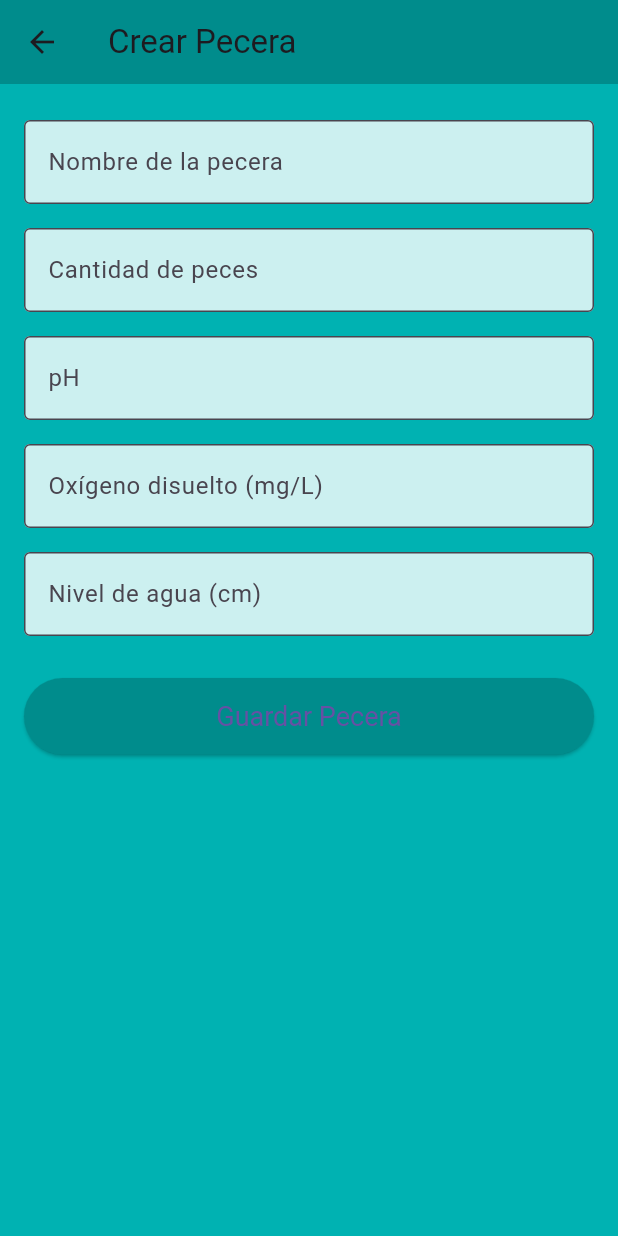
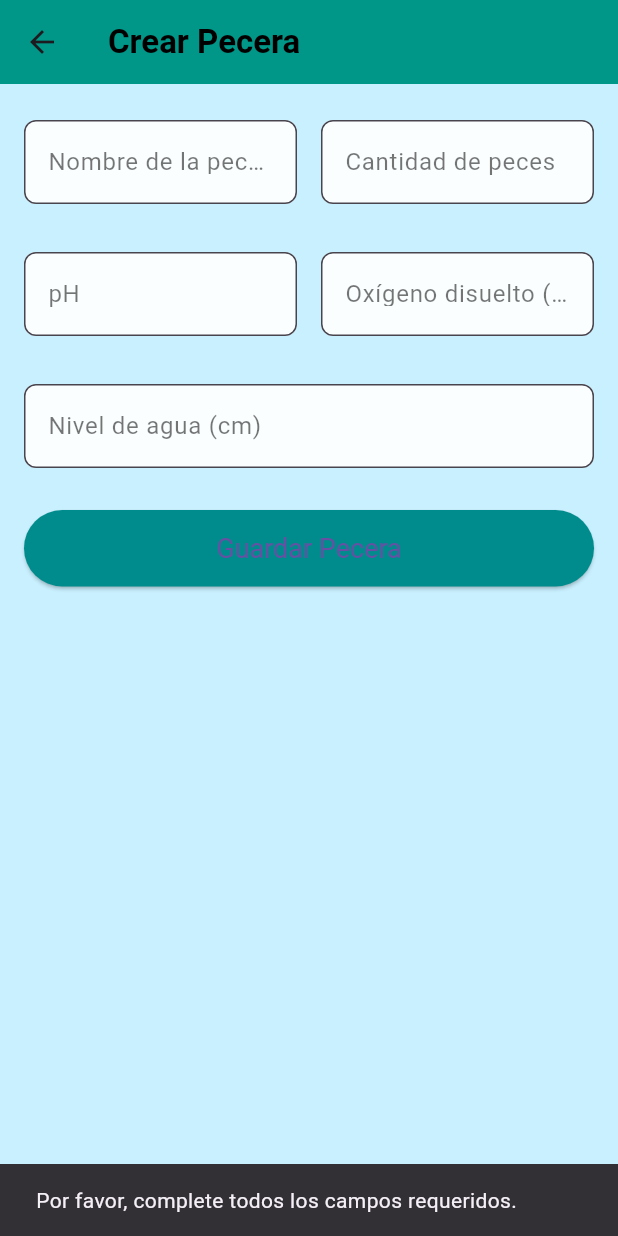
Before and after one commit to Fasaid1/pecera, a Flutter app: the CrearPeceraScreen screen opened directly, after a tap on "Guardar Pecera", on a phone screen of 412 x 824 dp. Run offline on Flutter 3.47's test engine with Material 3 defaults, Android fonts, the phone set to English and light mode, and no system bars; our stand-ins replace flutter_datetime_picker_plus, open_file; missing offline and left inert: excel; network calls fail.

Commit message:
mejorando la app

```diff
--- a/flutter_application_1/lib/models/peceraModel.dart
+++ b/flutter_application_1/lib/models/peceraModel.dart
@@ -1,5 +1,5 @@
 class Pecera {
-  final int id;
+  final int? id;
   final String nombrePecera;
   final int cantidadPeces;
   final double cantidadPh;
@@ -10,7 +10,7 @@ class Pecera {
   final bool esDestacada;
 
   Pecera(
-      {required this.id,
+      {this.id,
       required this.nombrePecera,
       required this.cantidadPeces,
       required this.cantidadPh,
--- a/flutter_application_1/lib/screens/crear_pecera_screen.dart
+++ b/flutter_application_1/lib/screens/crear_pecera_screen.dart
@@ -1,4 +1,7 @@
 import 'package:flutter/material.dart';
+
+import '../models/peceraModel.dart';
+import '../services/peceraService.dart';
 
 class CrearPeceraScreen extends StatefulWidget {
   const CrearPeceraScreen({super.key});
@@ -8,8 +11,10 @@ class CrearPeceraScreen extends StatefulWidget {
 }
 
 class _CrearPeceraScreenState extends State<CrearPeceraScreen> {
+  final PeceraService _peceraService = PeceraService();
   final TextEditingController _nombreController = TextEditingController();
-  final TextEditingController _cantidadPecesController = TextEditingController();
+  final TextEditingController _cantidadPecesController =
+      TextEditingController();
   final TextEditingController _phController = TextEditingController();
   final TextEditingController _oxigenoController = TextEditingController();
   final TextEditingController _nivelAguaController = TextEditingController();
@@ -27,45 +32,150 @@ class _CrearPeceraScreenState extends State<CrearPeceraScreen> {
   @override
   Widget build(BuildContext context) {
     return Scaffold(
-      backgroundColor: const Color(0xFF00B2B2), // Fondo amigable con la temática
+      backgroundColor: const Color(0xFFC9F0FF),
       appBar: AppBar(
-        title: const Text('Crear Pecera'),
-        backgroundColor: const Color(0xFF008C8C),
+        title: const Text(
+          'Crear Pecera',
+          style: TextStyle(color: Colors.black, fontWeight: FontWeight.bold),
+        ),
+        backgroundColor: const Color(0xFF009788),
       ),
       body: Padding(
         padding: const EdgeInsets.all(16.0),
         child: ListView(
           children: [
-            // Campo para el nombre de la pecera
-            _buildTextField(_nombreController, 'Nombre de la pecera', 'Ingrese el nombre de la pecera'),
-            // Campo para la cantidad de peces
-            _buildTextField(_cantidadPecesController, 'Cantidad de peces', 'Ingrese la cantidad de peces'),
-            // Campo para el pH
-            _buildTextField(_phController, 'pH', 'Ingrese el pH de la pecera'),
-            // Campo para el oxígeno disuelto
-            _buildTextField(_oxigenoController, 'Oxígeno disuelto (mg/L)', 'Ingrese el nivel de oxígeno disuelto'),
-            // Campo para el nivel de agua
-            _buildTextField(_nivelAguaController, 'Nivel de agua (cm)', 'Ingrese el nivel del agua'),
+            Row(
+              children: [
+                Expanded(
+                  child: _buildTextField(
+                    _nombreController,
+                    'Nombre de la pecera',
+                    'Ingrese el nombre',
+                  ),
+                ),
+                const SizedBox(width: 16),
+                Expanded(
+                  child: _buildTextField(
+                    _cantidadPecesController,
+                    'Cantidad de peces',
+                    'Ingrese cantidad',
+                  ),
+                ),
+              ],
+            ),
+            const SizedBox(height: 16),
+            Row(
+              children: [
+                Expanded(
+                  child: _buildTextField(
+                    _phController,
+                    'pH',
+                    'Ingrese el pH',
+                  ),
+                ),
+                const SizedBox(width: 16),
+                Expanded(
+                  child: _buildTextField(
+                    _oxigenoController,
+                    'Oxígeno disuelto (mg/L)',
+                    'Ingrese O₂ disuelto',
+                  ),
+                ),
+              ],
+            ),
+            const SizedBox(height: 16),
+            Row(
+              children: [
+                Expanded(
+                  child: _buildTextField(
+                    _nivelAguaController,
+                    'Nivel de agua (cm)',
+                    'Ingrese nivel de agua',
+                  ),
+                ),
+              ],
+            ),
             const SizedBox(height: 20),
+            ElevatedButton(
+              onPressed: () async {
+                if (_nombreController.text.isEmpty &&
+                    _cantidadPecesController.text.isEmpty &&
+                    _phController.text.isEmpty &&
+                    _oxigenoController.text.isEmpty &&
+                    _nivelAguaController.text.isEmpty) {
+                  ScaffoldMessenger.of(context).showSnackBar(
+                    const SnackBar(
+                        content: Text(
+                            'Por favor, complete todos los campos requeridos.')),
+                  );
+                  return;
+                }
 
-            // Botón para guardar los datos de la pecera
-            ElevatedButton(
-              onPressed: () {
                 String nombre = _nombreController.text;
-                String cantidadPeces = _cantidadPecesController.text;
-                String ph = _phController.text;
-                String oxigeno = _oxigenoController.text;
-                String nivelAgua = _nivelAguaController.text;
+                int? cantidadPeces =
+                    int.tryParse(_cantidadPecesController.text);
+                double? ph = double.tryParse(_phController.text);
+                double? oxigeno = double.tryParse(_oxigenoController.text);
+                double? nivelAgua = double.tryParse(_nivelAguaController.text);
+                DateTime fechaSiembraActual = DateTime.now();
 
-                // Aquí puedes agregar la lógica para guardar estos datos o realizar alguna acción
-                print("Pecera: $nombre, Cantidad de Peces: $cantidadPeces, pH: $ph, Oxígeno: $oxigeno, Nivel de Agua: $nivelAgua");
+                if (cantidadPeces == null ||
+                    ph == null ||
+                    oxigeno == null ||
+                    nivelAgua == null) {
+                  ScaffoldMessenger.of(context).showSnackBar(
+                    const SnackBar(
+                        content: Text(
+                            'Por favor, ingrese valores numéricos válidos.')),
+                  );
+                  return;
+                }
 
-                // Limpiar los campos después de guardar
-                _nombreController.clear();
-                _cantidadPecesController.clear();
-                _phController.clear();
-                _oxigenoController.clear();
-                _nivelAguaController.clear();
+                Pecera nuevaPecera = Pecera(
+                  nombrePecera: nombre,
+                  cantidadPeces: cantidadPeces,
+                  cantidadPh: ph,
+                  cantidadOxigenoDisuelto: oxigeno,
+                  nivelAgua: nivelAgua,
+                  fechaSiembra: fechaSiembraActual,
+                  estado: true,
+                  esDestacada: false,
+                );
+
+                try {
+                  showDialog(
+                      context: context,
+                      builder: (_) => CircularProgressIndicator());
+                  Pecera? peceraCreada =
+                      await _peceraService.createPecera(nuevaPecera);
+                  Navigator.pop(context);
+
+                  if (peceraCreada != null) {
+                    ScaffoldMessenger.of(context).showSnackBar(
+                      SnackBar(
+                          content: Text(
+                              'Pecera "${peceraCreada.nombrePecera}" creada exitosamente!')),
+                    );
+                    _nombreController.clear();
+                    _cantidadPecesController.clear();
+                    _phController.clear();
+                    _oxigenoController.clear();
+                    _nivelAguaController.clear();
+                    Navigator.pop(context, true);
+                  } else {
+                    ScaffoldMessenger.of(context).showSnackBar(
+                      const SnackBar(
+                          content: Text(
+                              'Error al crear la pecera. El servicio devolvió nulo.')),
+                    );
+                  }
+                } catch (e) {
+                  Navigator.pop(context);
+                  ScaffoldMessenger.of(context).showSnackBar(
+                    SnackBar(content: Text('Error: ${e.toString()}')),
+                  );
+                  print("Error al crear pecera: $e");
+                }
               },
               child: const Text('Guardar Pecera'),
               style: ElevatedButton.styleFrom(
@@ -80,20 +190,41 @@ class _CrearPeceraScreenState extends State<CrearPeceraScreen> {
     );
   }
 
-  // Widget para crear los campos de texto reutilizables
-  Widget _buildTextField(TextEditingController controller, String label, String hint) {
+  Widget _buildTextField(
+      TextEditingController controller, String label, String hint) {
+    Color labelColor = Colors.black54;
+    Color floatingLabelColor = Theme.of(context).primaryColor;
     return Padding(
       padding: const EdgeInsets.symmetric(vertical: 8.0),
       child: TextField(
         controller: controller,
-        keyboardType: TextInputType.number,
+        keyboardType: label.toLowerCase().contains("nombre")
+            ? TextInputType.text
+            : TextInputType.numberWithOptions(decimal: true),
         decoration: InputDecoration(
           labelText: label,
+          labelStyle: TextStyle(
+            color: labelColor,
+            fontWeight: FontWeight.normal,
+          ),
+          floatingLabelStyle: TextStyle(
+            color: floatingLabelColor, // Color del label cuando está enfocado/flotando
+            fontWeight: FontWeight.bold, // Opcional: hacerlo bold cuando flota
+          ),
           hintText: hint,
-          border: OutlineInputBorder(),
+          border: OutlineInputBorder(
+            borderRadius: BorderRadius.circular(8.0),
+            borderSide: BorderSide(color: Colors.grey),
+          ),
+          focusedBorder: OutlineInputBorder( // Color del borde cuando está enfocado
+            borderRadius: BorderRadius.circular(8.0),
+            borderSide: BorderSide(color: Theme.of(context).primaryColor, width: 2.0),
+          ),
           filled: true,
-          fillColor: Colors.white.withOpacity(0.8),
+          fillColor: Colors.white.withOpacity(0.9),
         ),
+        // El estilo del texto ingresado por el usuario
+        style: TextStyle(color: Colors.black87), // Asegúrate de que el texto ingresado también contraste
       ),
     );
   }
--- a/flutter_application_1/lib/screens/homeContent_screem.dart
+++ b/flutter_application_1/lib/screens/homeContent_screem.dart
@@ -1,6 +1,7 @@
 import 'package:flutter/material.dart';
 import '../models/peceraModel.dart';
 import '../services/peceraService.dart';
+import 'crear_pecera_screen.dart';
 
 class HomeContent extends StatefulWidget {
   const HomeContent({super.key});
@@ -19,6 +20,13 @@ class _HomeContentState extends State<HomeContent> {
   void initState() {
     super.initState();
     _loadPeceras();
+  }
+
+  void _navigateToCrearPeceraScreen() {
+    Navigator.push(
+      context,
+      MaterialPageRoute(builder: (context) => const CrearPeceraScreen()),
+    ).then((result) {});
   }
 
   Future<void> _loadPeceras() async {
@@ -134,7 +142,8 @@ class _HomeContentState extends State<HomeContent> {
             decoration: BoxDecoration(
               color: Colors.white.withOpacity(0.8),
               borderRadius: BorderRadius.circular(12),
-              border: Border.all(color: const Color(0xFF009788).withOpacity(0.3)),
+              border:
+                  Border.all(color: const Color(0xFF009788).withOpacity(0.3)),
             ),
             child: const Text(
               '¡No tienes peceras registradas!\nPuedes crear tu primera pecera para comenzar.',
@@ -188,11 +197,23 @@ class _HomeContentState extends State<HomeContent> {
                     color: Colors.black87,
                   ),
                 ),
-                IconButton(
-                  onPressed: _loadPeceras,
-                  icon: const Icon(Icons.refresh),
-                  color: const Color(0xFF009788),
-                ),
+                Row(
+                  children: [
+                    IconButton(
+                      onPressed: _loadPeceras,
+                      icon: const Icon(Icons.refresh_outlined, size: 30),
+                      color: const Color(0xFF009788),
+                    ),
+                    IconButton(
+                      tooltip: 'Crear Pecera',
+                      icon: const Icon(Icons.add_circle_outline, size: 30),
+                      color: const Color(0xFF009788),
+                      onPressed: (){
+                        _navigateToCrearPeceraScreen();
+                      }
+                    ),
+                  ],
+                )
               ],
             ),
             const SizedBox(height: 16),
@@ -267,7 +288,8 @@ class _HomeContentState extends State<HomeContent> {
               if (pecera.esDestacada)
                 Container(
                   margin: const EdgeInsets.only(top: 4),
-                  padding: const EdgeInsets.symmetric(horizontal: 10, vertical: 4),
+                  padding:
+                      const EdgeInsets.symmetric(horizontal: 10, vertical: 4),
                   decoration: BoxDecoration(
                     color: Colors.green,
                     borderRadius: BorderRadius.circular(20),
@@ -286,7 +308,8 @@ class _HomeContentState extends State<HomeContent> {
               // Información de la pecera
               _buildInfoRow(Icons.iso, '${pecera.cantidadPeces} peces'),
               const SizedBox(height: 8),
-              _buildInfoRow(Icons.calendar_month, 'Siembra: ${_formatDate(pecera.fechaSiembra)}'),
+              _buildInfoRow(Icons.calendar_month,
+                  'Siembra: ${_formatDate(pecera.fechaSiembra)}'),
               const SizedBox(height: 8),
             ],
           ),
```
